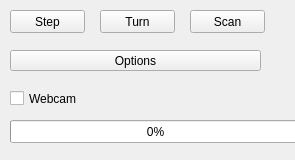
This is src/main.ui in leramleram/triscan as Qt 5 draws it before an edit. The edited form follows.
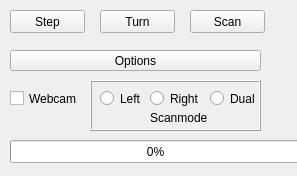
This is the edited form.

```diff
--- a/src/main.ui
+++ b/src/main.ui
@@ -6,8 +6,8 @@
    <rect>
     <x>0</x>
     <y>0</y>
-    <width>295</width>
-    <height>160</height>
+    <width>297</width>
+    <height>176</height>
    </rect>
   </property>
   <property name="windowTitle">
@@ -17,7 +17,7 @@
    <property name="geometry">
     <rect>
      <x>10</x>
-     <y>120</y>
+     <y>140</y>
      <width>291</width>
      <height>23</height>
     </rect>
@@ -91,6 +91,81 @@
     <string>Webcam</string>
    </property>
   </widget>
+  <widget class="QFrame" name="frame">
+   <property name="geometry">
+    <rect>
+     <x>90</x>
+     <y>80</y>
+     <width>171</width>
+     <height>51</height>
+    </rect>
+   </property>
+   <property name="frameShape">
+    <enum>QFrame::Box</enum>
+   </property>
+   <property name="frameShadow">
+    <enum>QFrame::Raised</enum>
+   </property>
+   <widget class="QLabel" name="label">
+    <property name="geometry">
+     <rect>
+      <x>60</x>
+      <y>30</y>
+      <width>61</width>
+      <height>16</height>
+     </rect>
+    </property>
+    <property name="text">
+     <string>Scanmode</string>
+    </property>
+   </widget>
+   <widget class="QRadioButton" name="lft_rd_btn">
+    <property name="geometry">
+     <rect>
+      <x>10</x>
+      <y>10</y>
+      <width>51</width>
+      <height>17</height>
+     </rect>
+    </property>
+    <property name="text">
+     <string>Left</string>
+    </property>
+   </widget>
+   <widget class="QRadioButton" name="rgt_rd_btn">
+    <property name="geometry">
+     <rect>
+      <x>60</x>
+      <y>10</y>
+      <width>51</width>
+      <height>17</height>
+     </rect>
+    </property>
+    <property name="text">
+     <string>Right</string>
+    </property>
+   </widget>
+   <widget class="QRadioButton" name="dual_rdbtn">
+    <property name="geometry">
+     <rect>
+      <x>120</x>
+      <y>10</y>
+      <width>51</width>
+      <height>17</height>
+     </rect>
+    </property>
+    <property name="text">
+     <string>Dual</string>
+    </property>
+   </widget>
+  </widget>
+  <zorder>frame</zorder>
+  <zorder>progressBar</zorder>
+  <zorder>toolButton</zorder>
+  <zorder>scanButton</zorder>
+  <zorder>turnButton</zorder>
+  <zorder>stepButton</zorder>
+  <zorder>camBox</zorder>
  </widget>
  <resources/>
  <connections/>
```
